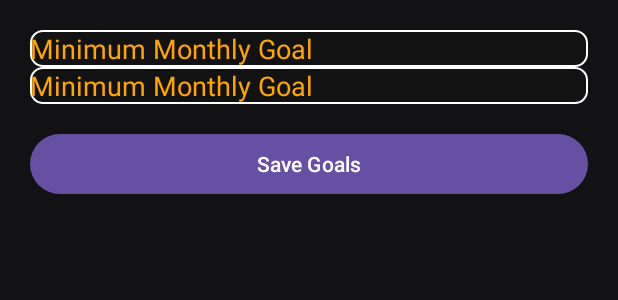
After one commit to ST10262825/SAVORA, an Android app: the layout fragment_budget.xml on its own in the app's theme, with its tools: preview values and no code run, on a phone screen of 412 x 824 dp. The commit adds this screen. Shown: the top 300 px of the screen. Run offline under Robolectric (Android 15) with nearby library versions, the phone set to English and light mode, and no system bars.

Commit message:
Third Commit

```diff
--- /dev/null
+++ b/app/src/main/res/drawable/rounded_edittext.xml
@@ -0,0 +1,16 @@
+<?xml version="1.0" encoding="utf-8"?>
+<shape xmlns:android="http://schemas.android.com/apk/res/android"
+    android:shape="rectangle">
+
+    <!-- Corner radius -->
+    <corners android:radius="8dp" />
+
+    <!-- Stroke/border -->
+    <stroke
+        android:width="1dp"
+        android:color="@color/cardview_light_background" />
+
+    <!-- Background color -->
+    <solid android:color="@color/dark_background" />
+
+</shape>
--- /dev/null
+++ b/app/src/main/res/layout/fragment_budget.xml
@@ -0,0 +1,37 @@
+<?xml version="1.0" encoding="utf-8"?>
+<LinearLayout xmlns:android="http://schemas.android.com/apk/res/android"
+    android:id="@+id/layout_budget"
+    android:layout_width="match_parent"
+    android:layout_height="match_parent"
+    android:background="#121214"
+    android:orientation="vertical"
+    android:padding="20dp">
+
+    <EditText
+        android:id="@+id/etMaxGoal"
+        android:layout_width="match_parent"
+        android:layout_height="wrap_content"
+        android:hint="Minimum Monthly Goal"
+        android:inputType="numberDecimal"
+        android:background="@drawable/rounded_edittext"
+        android:textColor="#FFA500"
+        android:textColorHint="#FFA500" />
+
+    <EditText
+        android:id="@+id/etMinGoal"
+        android:layout_width="match_parent"
+        android:layout_height="wrap_content"
+        android:hint="Minimum Monthly Goal"
+        android:inputType="numberDecimal"
+        android:background="@drawable/rounded_edittext"
+        android:textColor="#FFA500"
+    android:textColorHint="#FFA500" />  <!-- Hint text in orange -->
+
+
+    <Button
+        android:id="@+id/btnSaveGoal"
+        android:layout_width="match_parent"
+        android:layout_height="wrap_content"
+        android:text="Save Goals"
+        android:layout_marginTop="16dp"/>
+</LinearLayout>
```
Also changed, not shown: app/src/main/AndroidManifest.xml (+16 -19 lines), app/src/main/java/vcmsa/projects/savorabudgetapp/BudgetFragment.kt (added, +55 -0 lines), app/src/main/java/vcmsa/projects/savorabudgetapp/MainActivity.kt (+11 -44 lines), app/src/main/java/vcmsa/projects/savorabudgetapp/data/AppDatabase.kt (+6 -2 lines), app/src/main/java/vcmsa/projects/savorabudgetapp/data/Goal.kt (added, +14 -0 lines), app/src/main/java/vcmsa/projects/savorabudgetapp/data/GoalDao.kt (added, +13 -0 lines), app/src/main/java/vcmsa/projects/savorabudgetapp/data/repository/GoalRepository.kt (added, +16 -0 lines), app/src/main/res/navigation/nav_graph.xml (+4 -4 lines).
